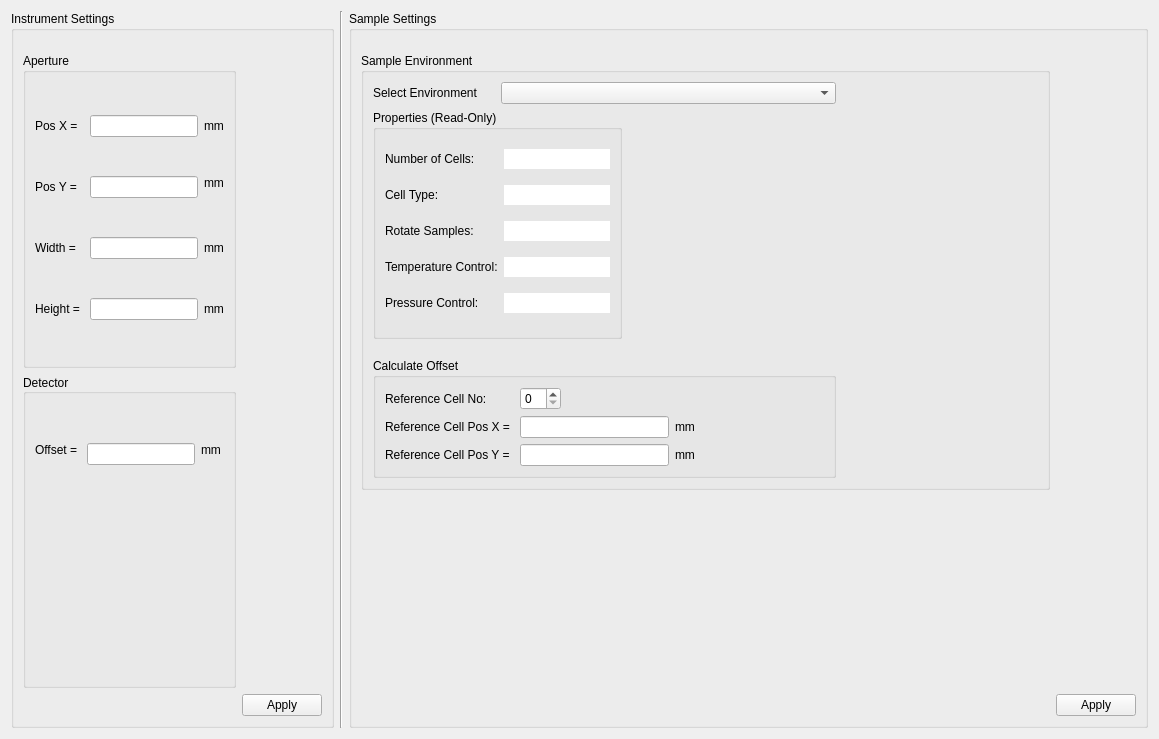
Before: the Qt Designer form nicos_ess/loki/gui/ui_files/exp_config.ui in jfkcooper/nicos, drawn with Qt 5.
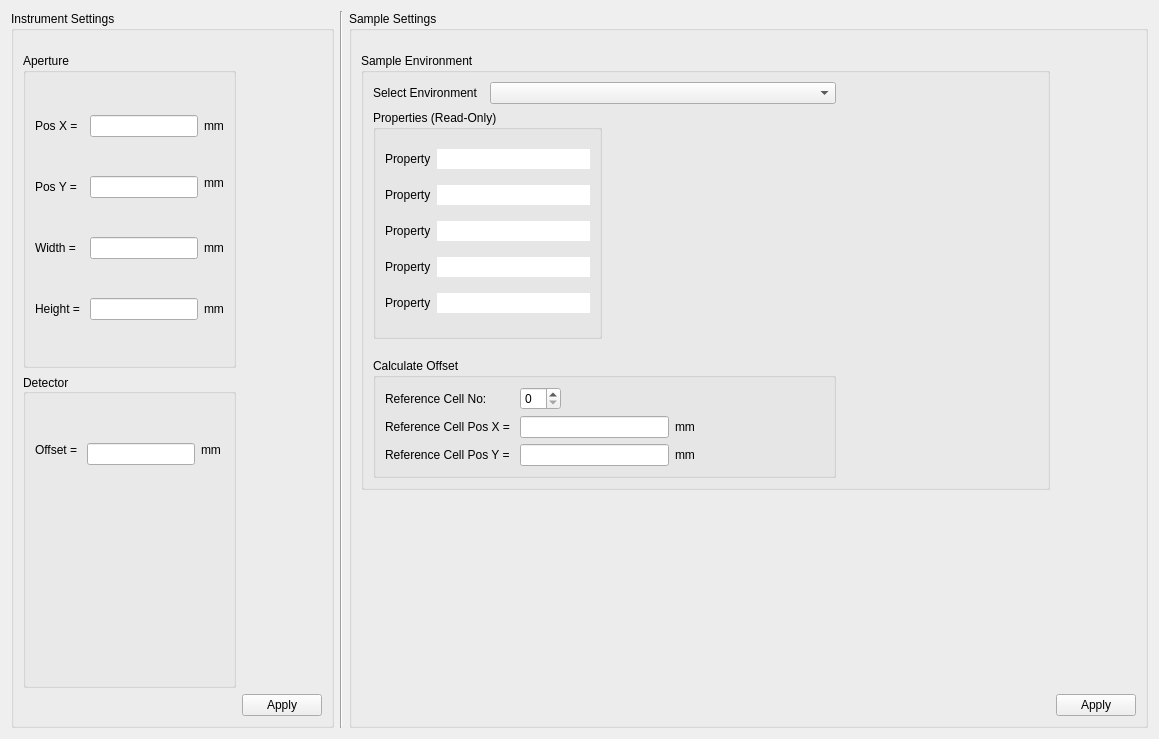
After: the same form once the commit is applied.

Commit message: generalise environment property write action

What changed in the file:
```diff
--- a/nicos_ess/loki/gui/ui_files/exp_config.ui
+++ b/nicos_ess/loki/gui/ui_files/exp_config.ui
@@ -86,7 +86,7 @@
             <item row="0" column="0">
              <widget class="QLabel" name="numCellsLabel">
               <property name="text">
-               <string>Number of Cells:</string>
+               <string>Property</string>
               </property>
              </widget>
             </item>
@@ -112,7 +112,7 @@
             <item row="1" column="0">
              <widget class="QLabel" name="cellTypeLabel">
               <property name="text">
-               <string>Cell Type:</string>
+               <string>Property</string>
               </property>
              </widget>
             </item>
@@ -135,7 +135,7 @@
             <item row="2" column="0">
              <widget class="QLabel" name="canRotateLabel">
               <property name="text">
-               <string>Rotate Samples:</string>
+               <string>Property</string>
               </property>
              </widget>
             </item>
@@ -158,7 +158,7 @@
             <item row="3" column="0">
              <widget class="QLabel" name="canTempLabel">
               <property name="text">
-               <string>Temperature Control:</string>
+               <string>Property</string>
               </property>
              </widget>
             </item>
@@ -181,7 +181,7 @@
             <item row="4" column="0">
              <widget class="QLabel" name="canPressureLabel">
               <property name="text">
-               <string>Pressure Control:</string>
+               <string>Property</string>
               </property>
              </widget>
             </item>
```
Left out of the diff: 30 changed lines with no effect on the pictures. The commit also changes 2 other files.
